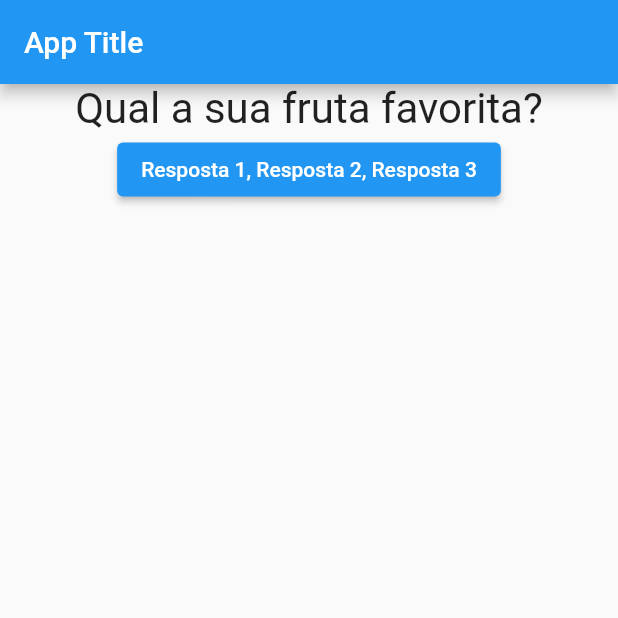
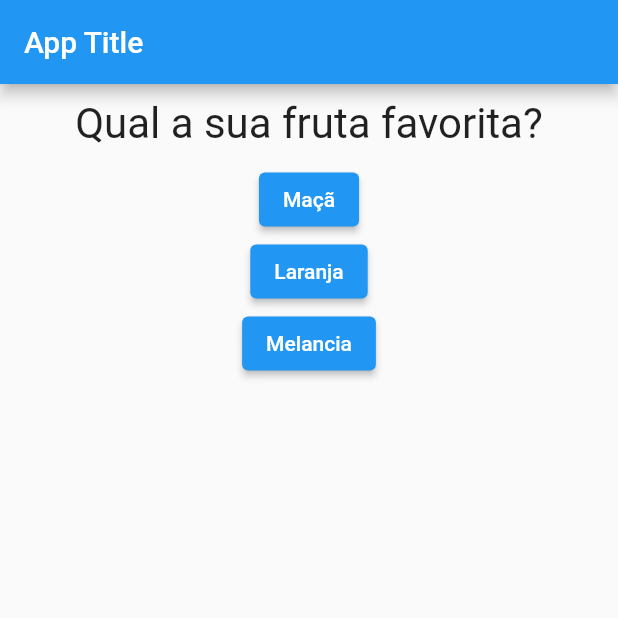
Before and after one commit to lauro-ss/Practices_Flutter, a Flutter app: the screen it shows after launch, on a phone screen of 412 x 824 dp, the top half of it. Run offline on Flutter 3.47's test engine with Material 2 defaults, Android fonts, the phone set to English and light mode, and no system bars.

Commit message:
add response widget and container on quest

```diff
--- a/basic/lib/main.dart
+++ b/basic/lib/main.dart
@@ -1,5 +1,6 @@
 import 'package:flutter/material.dart';
 import './quest.dart';
+import './response.dart';
 
 main() => runApp(const App());
 
@@ -9,13 +10,13 @@ class _AppState extends State<App> {
   final _quests = [
     "Qual a sua fruta favorita?",
     "Qual o seu animal favorito?",
-    "Qual o seu jogo favorito?"
+    "Qual o seu planeta favorito?"
   ];
 
   final List<List<String>> _answers = [
-    ["Resposta 1, Resposta 2, Resposta 3"],
-    ["Resposta 1, Resposta 2, Resposta 3"],
-    ["Resposta 1, Resposta 2, Resposta 3"]
+    ["Maçã", "Laranja", "Melancia"],
+    ["Gato", "Cachorro", "Cavalo"],
+    ["Marte", "Saturno", "Vênus"]
   ];
 
   void _nextQuest() {
@@ -35,19 +36,10 @@ class _AppState extends State<App> {
     return MaterialApp(
         home: Scaffold(
       appBar: AppBar(title: const Text("App Title")),
-      body: SizedBox(
-        width: double.maxFinite,
-        child: Column(
-          children: [
-            Quest(_quests[_aq]),
-            for (var i in _answers[_aq])
-              ElevatedButton(
-                onPressed: _nextQuest,
-                child: Text(i),
-              ),
-          ],
-        ),
-      ),
+      body: Column(children: [
+        Quest(_quests[_aq]),
+        for (var v in _answers[_aq]) Response(v, _nextQuest),
+      ]),
     ));
   }
 }
--- a/basic/lib/quest.dart
+++ b/basic/lib/quest.dart
@@ -7,10 +7,14 @@ class Quest extends StatelessWidget {
 
   @override
   Widget build(BuildContext context) {
-    return Text(
-      _text,
-      style: const TextStyle(fontSize: 28),
-      textAlign: TextAlign.center,
+    return Container(
+      width: double.infinity,
+      margin: const EdgeInsets.all(10),
+      child: Text(
+        _text,
+        style: const TextStyle(fontSize: 28),
+        textAlign: TextAlign.center,
+      ),
     );
   }
 }
--- /dev/null
+++ b/basic/lib/response.dart
@@ -0,0 +1,13 @@
+import 'package:flutter/material.dart';
+
+class Response extends StatelessWidget {
+  const Response(this._text, this._response, {super.key});
+
+  final String _text;
+  final Function() _response;
+
+  @override
+  Widget build(BuildContext context) {
+    return ElevatedButton(onPressed: _response, child: Text(_text));
+  }
+}
```
